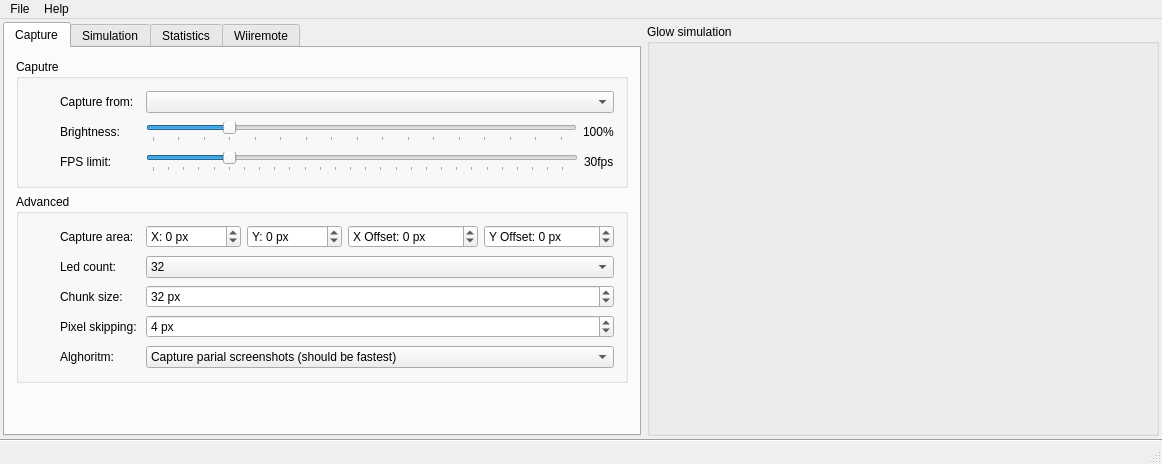
Above: mainwindow.ui from dev-0x7C6/led-frame before the change. Below: the same form after it.
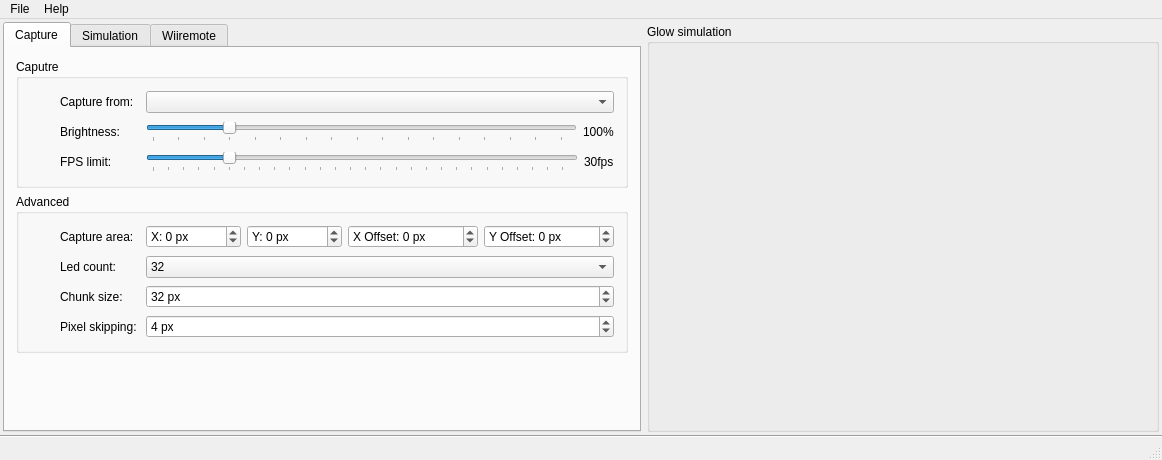
That is the form after the change. Icons and pictures are not drawn. Custom widgets are drawn as their Qt base class.

Diff of the .ui file:
```diff
--- a/mainwindow.ui
+++ b/mainwindow.ui
@@ -7,7 +7,7 @@
     <x>0</x>
     <y>0</y>
     <width>1089</width>
-    <height>464</height>
+    <height>460</height>
    </rect>
   </property>
   <property name="windowTitle">
@@ -550,73 +550,6 @@
                 </item>
                </layout>
               </item>
-              <item>
-               <layout class="QHBoxLayout" name="horizontalLayout_6">
-                <item>
-                 <widget class="QLabel" name="brightnessIcon_4">
-                  <property name="minimumSize">
-                   <size>
-                    <width>24</width>
-                    <height>24</height>
-                   </size>
-                  </property>
-                  <property name="text">
-                   <string/>
-                  </property>
-                  <property name="pixmap">
-                   <pixmap resource="resources/resource.qrc">:/22x22/alghoritm.png</pixmap>
-                  </property>
-                  <property name="alignment">
-                   <set>Qt::AlignCenter</set>
-                  </property>
-                 </widget>
-                </item>
-                <item>
-                 <widget class="QLabel" name="brightnessLabel_4">
-                  <property name="minimumSize">
-                   <size>
-                    <width>80</width>
-                    <height>0</height>
-                   </size>
-                  </property>
-                  <property name="text">
-                   <string>Alghoritm:</string>
-                  </property>
-                 </widget>
-                </item>
-                <item>
-                 <widget class="QComboBox" name="alghoritm">
-                  <property name="sizePolicy">
-                   <sizepolicy hsizetype="MinimumExpanding" vsizetype="Fixed">
-                    <horstretch>0</horstretch>
-                    <verstretch>0</verstretch>
-                   </sizepolicy>
-                  </property>
-                  <property name="statusTip">
-                   <string>Choose alghoritm</string>
-                  </property>
-                  <property name="currentIndex">
-                   <number>1</number>
-                  </property>
-                  <item>
-                   <property name="text">
-                    <string>Capture full screenshots</string>
-                   </property>
-                  </item>
-                  <item>
-                   <property name="text">
-                    <string>Capture parial screenshots (should be fastest)</string>
-                   </property>
-                  </item>
-                  <item>
-                   <property name="text">
-                    <string>Capture only critical areas (should be fast)</string>
-                   </property>
-                  </item>
-                 </widget>
-                </item>
-               </layout>
-              </item>
              </layout>
             </widget>
            </item>
@@ -803,42 +736,6 @@
            </item>
           </layout>
          </widget>
-         <widget class="QWidget" name="tab_4">
-          <attribute name="title">
-           <string>Statistics</string>
-          </attribute>
-          <layout class="QVBoxLayout" name="verticalLayout_10">
-           <item>
-            <widget class="QTreeWidget" name="treeWidget">
-             <column>
-              <property name="text">
-               <string>alghoritm</string>
-              </property>
-             </column>
-             <column>
-              <property name="text">
-               <string>fps</string>
-              </property>
-             </column>
-             <column>
-              <property name="text">
-               <string>latency</string>
-              </property>
-             </column>
-             <column>
-              <property name="text">
-               <string>thread use</string>
-              </property>
-             </column>
-             <column>
-              <property name="text">
-               <string>update after</string>
-              </property>
-             </column>
-            </widget>
-           </item>
-          </layout>
-         </widget>
          <widget class="QWidget" name="tab_2">
           <attribute name="title">
            <string>Wiiremote</string>
```
